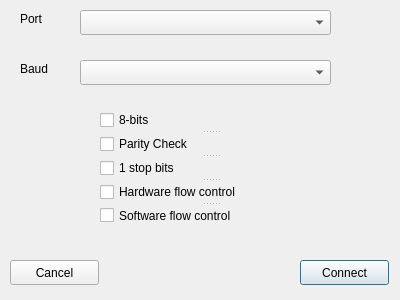
First picture: the form in comsetupdlg.ui, repository free6d1823/qrobot, before the edit.
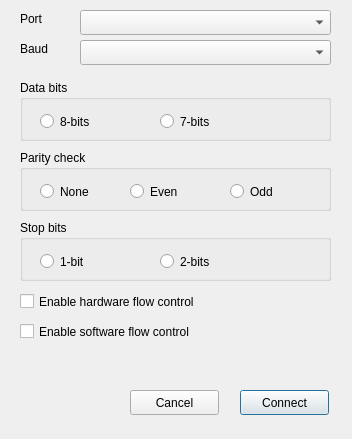
Second picture: the form after the edit.

Patch:
```diff
--- a/comsetupdlg.ui
+++ b/comsetupdlg.ui
@@ -6,8 +6,8 @@
    <rect>
     <x>0</x>
     <y>0</y>
-    <width>400</width>
-    <height>300</height>
+    <width>352</width>
+    <height>439</height>
    </rect>
   </property>
   <property name="windowTitle">
@@ -43,7 +43,7 @@
    <property name="geometry">
     <rect>
      <x>20</x>
-     <y>60</y>
+     <y>40</y>
      <width>41</width>
      <height>17</height>
     </rect>
@@ -56,7 +56,7 @@
    <property name="geometry">
     <rect>
      <x>80</x>
-     <y>60</y>
+     <y>40</y>
      <width>251</width>
      <height>25</height>
     </rect>
@@ -68,8 +68,8 @@
   <widget class="QPushButton" name="btnOK">
    <property name="geometry">
     <rect>
-     <x>300</x>
-     <y>260</y>
+     <x>240</x>
+     <y>390</y>
      <width>89</width>
      <height>25</height>
     </rect>
@@ -81,8 +81,8 @@
   <widget class="QPushButton" name="btnCancel">
    <property name="geometry">
     <rect>
-     <x>10</x>
-     <y>260</y>
+     <x>130</x>
+     <y>390</y>
      <width>89</width>
      <height>25</height>
     </rect>
@@ -91,44 +91,162 @@
     <string>Cancel</string>
    </property>
   </widget>
-  <widget class="QSplitter" name="splitter">
+  <widget class="QGroupBox" name="Databits">
    <property name="geometry">
     <rect>
-     <x>100</x>
-     <y>110</y>
-     <width>221</width>
-     <height>115</height>
+     <x>20</x>
+     <y>80</y>
+     <width>311</width>
+     <height>61</height>
     </rect>
    </property>
-   <property name="orientation">
-    <enum>Qt::Vertical</enum>
+   <property name="title">
+    <string>Data bits</string>
    </property>
-   <widget class="QCheckBox" name="att1">
+   <widget class="QRadioButton" name="db8">
+    <property name="geometry">
+     <rect>
+      <x>20</x>
+      <y>30</y>
+      <width>112</width>
+      <height>23</height>
+     </rect>
+    </property>
     <property name="text">
      <string>8-bits</string>
     </property>
    </widget>
-   <widget class="QCheckBox" name="att2">
+   <widget class="QRadioButton" name="db7">
+    <property name="geometry">
+     <rect>
+      <x>140</x>
+      <y>30</y>
+      <width>101</width>
+      <height>23</height>
+     </rect>
+    </property>
     <property name="text">
-     <string>Parity Check</string>
+     <string>7-bits</string>
     </property>
    </widget>
-   <widget class="QCheckBox" name="att3">
+  </widget>
+  <widget class="QGroupBox" name="Parity">
+   <property name="geometry">
+    <rect>
+     <x>20</x>
+     <y>150</y>
+     <width>311</width>
+     <height>61</height>
+    </rect>
+   </property>
+   <property name="title">
+    <string>Parity check</string>
+   </property>
+   <widget class="QRadioButton" name="pnone">
+    <property name="geometry">
+     <rect>
+      <x>20</x>
+      <y>30</y>
+      <width>112</width>
+      <height>23</height>
+     </rect>
+    </property>
     <property name="text">
-     <string>1 stop bits</string>
+     <string>None</string>
     </property>
    </widget>
-   <widget class="QCheckBox" name="att4">
+   <widget class="QRadioButton" name="peven">
+    <property name="geometry">
+     <rect>
+      <x>110</x>
+      <y>30</y>
+      <width>61</width>
+      <height>23</height>
+     </rect>
+    </property>
     <property name="text">
-     <string>Hardware flow control</string>
+     <string>Even</string>
     </property>
    </widget>
-   <widget class="QCheckBox" name="att5">
+   <widget class="QRadioButton" name="podd">
+    <property name="geometry">
+     <rect>
+      <x>210</x>
+      <y>30</y>
+      <width>61</width>
+      <height>23</height>
+     </rect>
+    </property>
     <property name="text">
-     <string>Software flow control</string>
+     <string>Odd</string>
     </property>
    </widget>
   </widget>
+  <widget class="QGroupBox" name="Stopbits">
+   <property name="geometry">
+    <rect>
+     <x>20</x>
+     <y>220</y>
+     <width>311</width>
+     <height>61</height>
+    </rect>
+   </property>
+   <property name="title">
+    <string>Stop bits</string>
+   </property>
+   <widget class="QRadioButton" name="s1">
+    <property name="geometry">
+     <rect>
+      <x>20</x>
+      <y>30</y>
+      <width>112</width>
+      <height>23</height>
+     </rect>
+    </property>
+    <property name="text">
+     <string>1-bit</string>
+    </property>
+   </widget>
+   <widget class="QRadioButton" name="s2">
+    <property name="geometry">
+     <rect>
+      <x>140</x>
+      <y>30</y>
+      <width>101</width>
+      <height>23</height>
+     </rect>
+    </property>
+    <property name="text">
+     <string>2-bits</string>
+    </property>
+   </widget>
+  </widget>
+  <widget class="QCheckBox" name="hfc">
+   <property name="geometry">
+    <rect>
+     <x>20</x>
+     <y>290</y>
+     <width>291</width>
+     <height>23</height>
+    </rect>
+   </property>
+   <property name="text">
+    <string>Enable hardware flow control</string>
+   </property>
+  </widget>
+  <widget class="QCheckBox" name="sfc">
+   <property name="geometry">
+    <rect>
+     <x>20</x>
+     <y>320</y>
+     <width>291</width>
+     <height>23</height>
+    </rect>
+   </property>
+   <property name="text">
+    <string>Enable software flow control</string>
+   </property>
+  </widget>
  </widget>
  <resources/>
  <connections>
```
